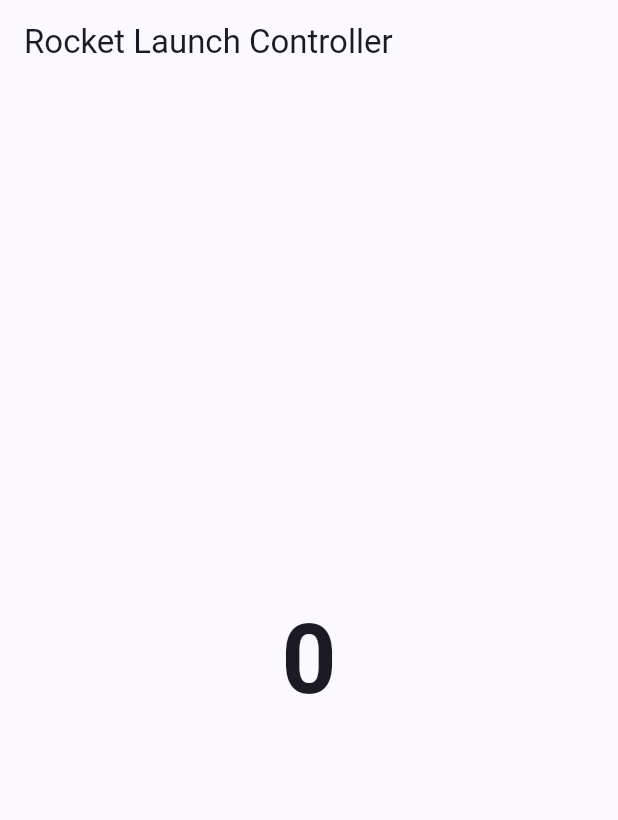
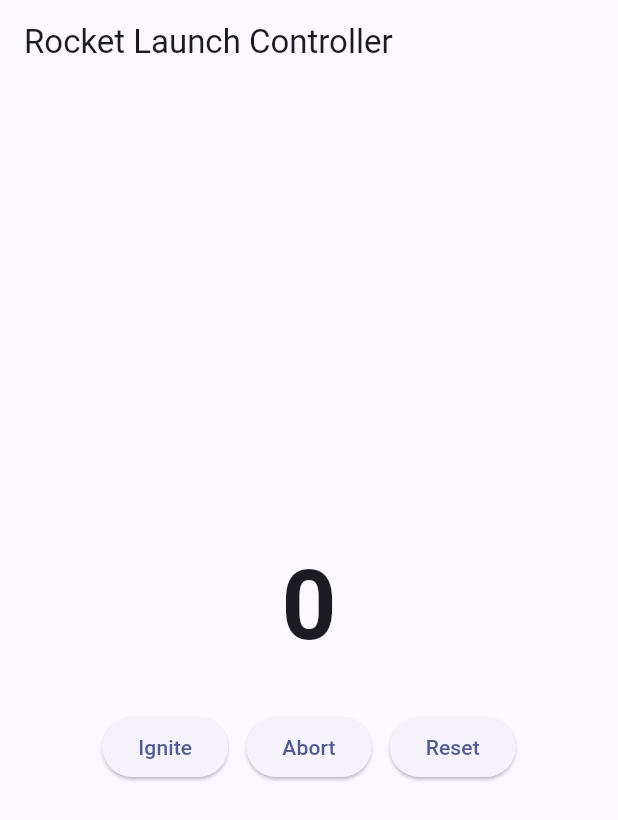
Before and after one commit to mohitkokane3900/stateful_rocket_launch, a Flutter app: the screen it shows after launch, on a phone screen of 412 x 824 dp. Shown: the top 820 px of the screen. Run offline on Flutter 3.47's test engine with Material 3 defaults, Android fonts, the phone set to English and light mode, and no system bars.

Commit message:
Add Ignite, Abort, and Reset buttons to control counter

```diff
--- a/lib/main.dart
+++ b/lib/main.dart
@@ -26,15 +26,47 @@ class LaunchController extends StatefulWidget {
 class _LaunchControllerState extends State<LaunchController> {
   int _counter = 0;
 
+  void _ignite() {
+    setState(() {
+      if (_counter < 100) _counter++;
+    });
+  }
+
+  void _abort() {
+    setState(() {
+      if (_counter > 0) _counter--;
+    });
+  }
+
+  void _reset() {
+    setState(() {
+      _counter = 0;
+    });
+  }
+
   @override
   Widget build(BuildContext context) {
     return Scaffold(
       appBar: AppBar(title: const Text('Rocket Launch Controller')),
-      body: Center(
-        child: Text(
-          '$_counter',
-          style: const TextStyle(fontSize: 64, fontWeight: FontWeight.w700),
-        ),
+      body: Column(
+        mainAxisAlignment: MainAxisAlignment.center,
+        children: [
+          Text(
+            '$_counter',
+            style: const TextStyle(fontSize: 64, fontWeight: FontWeight.w700),
+          ),
+          const SizedBox(height: 24),
+          Row(
+            mainAxisAlignment: MainAxisAlignment.center,
+            children: [
+              ElevatedButton(onPressed: _ignite, child: const Text('Ignite')),
+              const SizedBox(width: 12),
+              ElevatedButton(onPressed: _abort, child: const Text('Abort')),
+              const SizedBox(width: 12),
+              ElevatedButton(onPressed: _reset, child: const Text('Reset')),
+            ],
+          ),
+        ],
       ),
     );
   }
```
